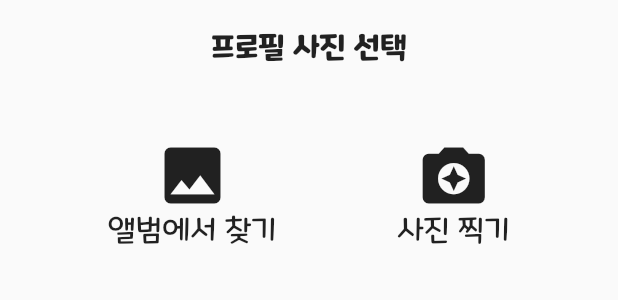
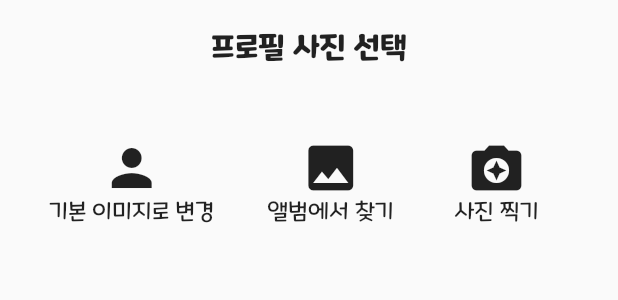
Before and after one commit to meohyun/neologism_quiz, a Flutter app: what bottomsheet() shows on an empty page, opened directly, on a phone screen of 412 x 824 dp. Shown: the top 300 px of the screen. Run offline on Flutter 3.47's test engine with Material 2 defaults, Android fonts, the phone set to English and light mode, and no system bars; our stand-ins replace cloud_firestore, firebase_auth, firebase_core, firebase_storage, get, google_sign_in and 2 more; missing offline and left inert: soundpool; accounts and stored records are empty; network calls fail.

Commit message:
2023.04.05 18:03

```diff
--- a/lib/pages/user_page/nickname.dart
+++ b/lib/pages/user_page/nickname.dart
@@ -18,7 +18,7 @@ final useruid = FirebaseAuth.instance.currentUser!.uid;
 String imageUrl = "";
 
 class UpdateNickname extends StatefulWidget {
-  const UpdateNickname({super.key,this.intro});
+  const UpdateNickname({super.key, this.intro});
 
   final intro;
 
@@ -85,7 +85,7 @@ class _UpdateNicknameState extends State<UpdateNickname> {
             elevation: 0.0,
           ),
           body: WillPopScope(
-            onWillPop: (){
+            onWillPop: () {
               return Future(() => false);
             },
             child: Container(
@@ -147,8 +147,9 @@ class _UpdateNicknameState extends State<UpdateNickname> {
                               style: TextStyle(
                                   fontSize: 18,
                                   fontWeight: FontWeight.bold,
-                                  color:
-                                      blackmode ? Colors.white : blackmodecolor),
+                                  color: blackmode
+                                      ? Colors.white
+                                      : blackmodecolor),
                             ),
                           ],
                         ),
@@ -162,8 +163,9 @@ class _UpdateNicknameState extends State<UpdateNickname> {
                             height: 50,
                             child: TextFormField(
                                 style: TextStyle(
-                                    color:
-                                        blackmode ? Colors.white : Colors.black),
+                                    color: blackmode
+                                        ? Colors.white
+                                        : Colors.black),
                                 onSaved: (value) {
                                   setState(() {
                                     _nicknameController.text = value as String;
@@ -224,8 +226,9 @@ class _UpdateNicknameState extends State<UpdateNickname> {
                               style: TextStyle(
                                   fontSize: 18,
                                   fontWeight: FontWeight.bold,
-                                  color:
-                                      blackmode ? Colors.white : blackmodecolor),
+                                  color: blackmode
+                                      ? Colors.white
+                                      : blackmodecolor),
                             ),
                           ],
                         ),
@@ -236,8 +239,8 @@ class _UpdateNicknameState extends State<UpdateNickname> {
                             key: _introformkey,
                             child: TextFormField(
                               style: TextStyle(
-                                    color:
-                                        blackmode ? Colors.white : Colors.black),
+                                  color:
+                                      blackmode ? Colors.white : Colors.black),
                               controller: _introController,
                               decoration: InputDecoration(
                                   border: OutlineInputBorder(
@@ -282,7 +285,8 @@ class _UpdateNicknameState extends State<UpdateNickname> {
                             style: TextStyle(
                                 fontSize: 18,
                                 fontWeight: FontWeight.bold,
-                                color: blackmode ? Colors.white : blackmodecolor),
+                                color:
+                                    blackmode ? Colors.white : blackmodecolor),
                           ),
                           const SizedBox(
                             height: 10,
@@ -292,7 +296,8 @@ class _UpdateNicknameState extends State<UpdateNickname> {
                             style: TextStyle(
                                 fontSize: 18,
                                 fontWeight: FontWeight.bold,
-                                color: blackmode ? Colors.white : blackmodecolor),
+                                color:
+                                    blackmode ? Colors.white : blackmodecolor),
                           ),
                           const SizedBox(
                             height: 10,
@@ -302,7 +307,8 @@ class _UpdateNicknameState extends State<UpdateNickname> {
                             style: TextStyle(
                                 fontSize: 18,
                                 fontWeight: FontWeight.bold,
-                                color: blackmode ? Colors.white : blackmodecolor),
+                                color:
+                                    blackmode ? Colors.white : blackmodecolor),
                           ),
                           const SizedBox(
                             height: 10,
@@ -312,7 +318,8 @@ class _UpdateNicknameState extends State<UpdateNickname> {
                             style: TextStyle(
                                 fontSize: 18,
                                 fontWeight: FontWeight.bold,
-                                color: blackmode ? Colors.white : blackmodecolor),
+                                color:
+                                    blackmode ? Colors.white : blackmodecolor),
                           ),
                           const SizedBox(
                             height: 40,
@@ -366,7 +373,7 @@ class _UpdateNicknameState extends State<UpdateNickname> {
                                         hasimage: profileimagecontroller
                                             .isProfilePath.value,
                                         intro: _introController.text,
-                                        route: Startpage(),
+                                        route: const Startpage(),
                                       );
                                     }));
                                   }
@@ -396,7 +403,7 @@ Widget bottomsheet(BuildContext context) {
   return Container(
     width: double.infinity,
     height: size.height * 0.2,
-    margin: EdgeInsets.symmetric(vertical: 20, horizontal: 10),
+    margin: const EdgeInsets.symmetric(vertical: 20, horizontal: 10),
     child: Column(
       children: [
         const Text(
@@ -411,44 +418,70 @@ Widget bottomsheet(BuildContext context) {
           children: [
             InkWell(
               onTap: () {
-                takePhoto(ImageSource.gallery);
+                normalImage();
               },
-              child: Column(
+              child: const Column(
                 mainAxisAlignment: MainAxisAlignment.center,
-                children: const [
+                children: [
                   Icon(
-                    Icons.image,
-                    size: 50,
+                    Icons.person,
+                    size: 40,
                   ),
                   Text(
-                    "앨범에서 찾기",
+                    "기본 이미지로 변경",
                     style: TextStyle(
-                      fontSize: 20,
+                      fontSize: 15,
                     ),
                   )
                 ],
               ),
             ),
             const SizedBox(
-              width: 80,
+              width: 35,
+            ),
+            InkWell(
+              onTap: () {
+                takePhoto(ImageSource.gallery);
+              },
+              child: const Column(
+                mainAxisAlignment: MainAxisAlignment.center,
+                children: [
+                  Icon(
+                    Icons.image,
+                    size: 40,
+                  ),
+                  Text(
+                    "앨범에서 찾기",
+                    style: TextStyle(
+                      fontSize: 15,
+                    ),
+                  )
+                ],
+              ),
+            ),
+            const SizedBox(
+              width: 40,
             ),
             InkWell(
               onTap: () {
                 takePhoto(ImageSource.camera);
               },
-              child: Column(
-                children: const [
+              child: const Column(
+                children: [
                   Icon(
                     Icons.camera_enhance,
-                    size: 50,
+                    size: 40,
                   ),
                   Text(
                     "사진 찍기",
-                    style: TextStyle(fontSize: 20),
+                    style: TextStyle(fontSize: 15),
                   )
                 ],
               ),
-            )
+            ),
+            const SizedBox(
+              width: 20,
+            ),
           ],
         )
       ],
@@ -468,11 +501,11 @@ void takePhoto(ImageSource source) async {
   try {
     await referenceImageToUpload.putFile(File(pickedimage!.path));
     imageUrl = await referenceImageToUpload.getDownloadURL();
+    profileimagecontroller.isProfilePath.value = true;
+    profileimagecontroller.setProfileImagePath(imageUrl);
   } catch (error) {
     //some error occurred
   }
-  profileimagecontroller.isProfilePath.value = true;
-  profileimagecontroller.setProfileImagePath(imageUrl);
 
   FirebaseFirestore.instance
       .collection('user')
@@ -481,3 +514,15 @@ void takePhoto(ImageSource source) async {
 
   Get.back();
 }
+
+void normalImage(){
+
+  profileimagecontroller.isProfilePath.value = false;
+  profileimagecontroller.setProfileImagePath("https://firebasestorage.googleapis.com/v0/b/neologismquiz.appspot.com/o/image%2Fuserimage3.png?alt=media&token=1bca2275-037e-4470-904d-81491727fdbb");
+  FirebaseFirestore.instance
+      .collection('user')
+      .doc('userdatabase')
+      .update({'$useruid.imagepath': "https://firebasestorage.googleapis.com/v0/b/neologismquiz.appspot.com/o/image%2Fuserimage3.png?alt=media&token=1bca2275-037e-4470-904d-81491727fdbb", '$useruid.hasimage': false});
+
+  Get.back();
+}
--- a/pubspec.yaml
+++ b/pubspec.yaml
@@ -17,7 +17,7 @@ publish_to: 'none' # Remove this line if you wish to publish to pub.dev
 # https://developer.apple.com/library/archive/documentation/General/Reference/InfoPlistKeyReference/Articles/CoreFoundationKeys.html
 # In Windows, build-name is used as the major, minor, and patch parts
 # of the product and file versions while build-number is used as the build suffix.
-version: 1.1.8+18
+version: 1.1.9+19
 
 environment:
   sdk: '>=2.18.2 <3.0.0'
```
Also changed, not shown: lib/pages/user_page/profile.dart (+7 -2 lines), lib/pages/user_page/profile_image.dart (added, +42 -0 lines).
